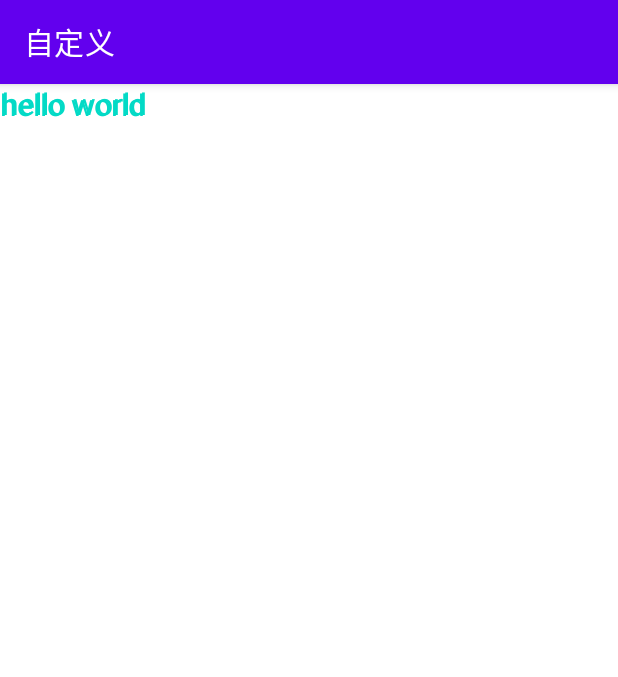
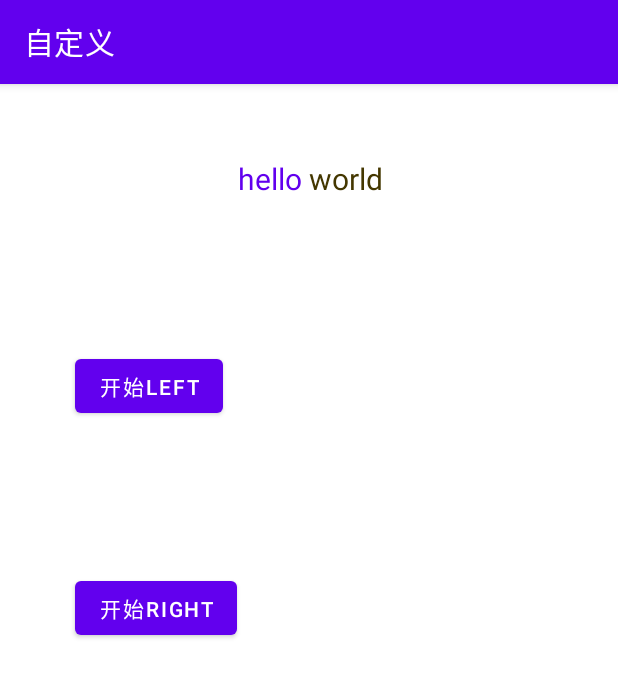
Before and after one commit to jianghu9527/DomeSummary, an Android app: the screen it shows after launch (UtilsViewPageActivity), after a tap on "字体变色效果分析", on a phone screen of 412 x 824 dp. Shown: the top 677 px of the screen. Run offline under Robolectric (Android 15) with nearby library versions, the phone set to English and light mode, and no system bars.

Commit message:
完成字体变色

```diff
--- a/app/src/main/AndroidManifest.xml
+++ b/app/src/main/AndroidManifest.xml
@@ -20,7 +20,7 @@
 
         <activity android:name=".ui.QQActivity" />
         <activity android:name=".ui.UtilsViewPageActivity" />
-
+        <activity android:name=".ui.ProgressActivity" />
 
     </application>
 
--- a/app/src/main/java/com/cd/ruileda/cc/day01/ui/MainActivity.java
+++ b/app/src/main/java/com/cd/ruileda/cc/day01/ui/MainActivity.java
@@ -42,7 +42,7 @@ public class MainActivity extends AppCompatActivity {
     public  List<String>  getData (){
         mdata.add("QQ计步器");
         mdata.add("字体变色效果分析");
-        mdata.add("1222");
+        mdata.add("进度条");
         return mdata;
     }
 
@@ -56,7 +56,9 @@ public class MainActivity extends AppCompatActivity {
             case "字体变色效果分析":
                 getonitem(UtilsViewPageActivity.class);
                 break;
-
+            case "进度条":
+                getonitem(ProgressActivity.class);
+                break;
         }
 
     }
--- a/app/src/main/java/com/cd/ruileda/cc/day01/ui/UtilsViewPageActivity.java
+++ b/app/src/main/java/com/cd/ruileda/cc/day01/ui/UtilsViewPageActivity.java
@@ -1,21 +1,83 @@
 package com.cd.ruileda.cc.day01.ui;
 
+import android.animation.ObjectAnimator;
+import android.animation.ValueAnimator;
 import android.os.Bundle;
+import android.text.style.UpdateAppearance;
+import android.view.View;
+import android.widget.Button;
 
 import androidx.annotation.Nullable;
 import androidx.appcompat.app.AppCompatActivity;
 
 import com.cd.ruileda.cc.day01.R;
+import com.cd.ruileda.cc.day01.widget.ColorTrackTextView;
 
+
+/**
+ * 字体变色效果分析
+ */
 public class UtilsViewPageActivity  extends AppCompatActivity {
 
 
+    Button startsleft,startsright;
+    ColorTrackTextView mColorTrackTextView;
     @Override
     protected void onCreate(@Nullable Bundle savedInstanceState) {
         super.onCreate(savedInstanceState);
        setContentView(R.layout.item_utilsviewpage);
 
+        mColorTrackTextView= findViewById(R.id.colortracktextview);
+
+        startsleft= findViewById(R.id.startbuts_left);
+        startsleft.setOnClickListener(new View.OnClickListener() {
+            @Override
+            public void onClick(View view) {
+
+                lefttoRight();
+
+            }
+        });
+
+        startsright= findViewById(R.id.startbuts_right);
+        startsright.setOnClickListener(new View.OnClickListener() {
+            @Override
+            public void onClick(View view) {
+                Righttoleft();
+            }
+        });
+
+    }
 
 
+
+    public void  lefttoRight(){
+        mColorTrackTextView.setDirection(ColorTrackTextView.Direction.LEFT_TO_RIGHT);
+        ValueAnimator  valueAnimator=  ObjectAnimator.ofFloat(0,1);
+        valueAnimator.setDuration(2000);
+        valueAnimator.addUpdateListener(new ValueAnimator.AnimatorUpdateListener() {
+            @Override
+            public void onAnimationUpdate(ValueAnimator valueAnimator) {
+                  float current= (float) valueAnimator.getAnimatedValue();
+
+                mColorTrackTextView.setCurrentProgress(current);
+            }
+        });
+        valueAnimator.start();
+    }
+
+    public void  Righttoleft(){
+        mColorTrackTextView.setDirection(ColorTrackTextView.Direction.RIGHT_TO_LEFT);
+        ValueAnimator  valueAnimator=  ObjectAnimator.ofFloat(0,1);
+        valueAnimator.setDuration(2000);
+        valueAnimator.addUpdateListener(new ValueAnimator.AnimatorUpdateListener() {
+            @Override
+            public void onAnimationUpdate(ValueAnimator valueAnimator) {
+                float current= (float) valueAnimator.getAnimatedValue();
+
+                mColorTrackTextView.setCurrentProgress(current);
+            }
+        });
+        valueAnimator.start();
     }
 }
--- a/app/src/main/java/com/cd/ruileda/cc/day01/widget/ColorTrackTextView.java
+++ b/app/src/main/java/com/cd/ruileda/cc/day01/widget/ColorTrackTextView.java
@@ -27,7 +27,7 @@ public class ColorTrackTextView  extends TextView {
     Paint   mChangePaint;
 
 //    两种颜色变化  进度
-    float mCurrentProgress=0f;
+    float mCurrentProgress=0.5f;
 
     // 2.实现不同朝向
     private Direction mDirection = Direction.LEFT_TO_RIGHT;
@@ -54,15 +54,12 @@ public class ColorTrackTextView  extends TextView {
 
     private  void initPaint(Context context,AttributeSet attrs){
 
-
         TypedArray  array= context.obtainStyledAttributes(attrs, R.styleable.ColorTrackTextView);
-
         int   changeColor=   array.getColor(R.styleable.ColorTrackTextView_changeColor,getTextColors().getDefaultColor());
       int  originColor  =  array.getColor(R.styleable.ColorTrackTextView_originColor,getTextColors().getDefaultColor());
 
         mOriginPaint = getPaintByColor(originColor);
         mChangePaint = getPaintByColor(changeColor);
-
         // 回收
         array.recycle();
 
@@ -87,20 +84,56 @@ public class ColorTrackTextView  extends TextView {
 
     @Override
     protected void onDraw(Canvas canvas) {
-        super.onDraw(canvas);
-           String text=  getText().toString();
-        Rect   bounds=new Rect();
-        mChangePaint.getTextBounds(text,0,text.length(),bounds);
-        //字体宽度
-            int x=   getWidth()/2-bounds.width()/2;
-            Paint.FontMetricsInt fontMetrics=mChangePaint.getFontMetricsInt();
+        // super.onDraw(canvas);
+//         canvas.clipRect(); // 裁剪区域
+        // 根据进度把中间值算出来
+        int middle = (int) (mCurrentProgress * getWidth());
 
-            int dy= (fontMetrics.bottom-fontMetrics.top)/2-fontMetrics.bottom;
-               int baseLine=   getHeight()/2+dy;
-        canvas.drawText(text,x,baseLine,mChangePaint);
+        // 从左变到右
+        if(mDirection == Direction.LEFT_TO_RIGHT) {  // 左边是红色右边是黑色
+            // 绘制变色
+            drawText(canvas, mChangePaint , 0, middle);
+            drawText(canvas, mOriginPaint, middle, getWidth());
+        }else{
+            // 右边是红色左边是黑色
+            drawText(canvas, mChangePaint, getWidth()-middle, getWidth());
+            // 绘制变色
+            drawText(canvas, mOriginPaint, 0, getWidth()-middle);
+        }
+    }
 
 
+    public void drawText(Canvas canvas,Paint paint,int start,int end){
+        canvas.save();
+        // 绘制不变色
+        Rect rect = new Rect(start, 0, end, getHeight());
+        canvas.clipRect(rect);
+        // 我们自己来画
+        String text = getText().toString();
+        Rect bounds = new Rect();
+        paint.getTextBounds(text, 0, text.length(), bounds);
+        // 获取字体的宽度
+        int x = getWidth() / 2 - bounds.width() / 2;
+        // 基线baseLine
+        Paint.FontMetricsInt fontMetrics = paint.getFontMetricsInt();
+        int dy = (fontMetrics.bottom - fontMetrics.top) / 2 - fontMetrics.bottom;
+        int baseLine = getHeight() / 2 + dy;
+        canvas.drawText(text, x, baseLine, paint);// 这么画其实还是只有一种颜色
+        canvas.restore();
+    }
+
+    public void setDirection(Direction  direction){
+       this.mDirection=direction;
+    }
 
 
+    public void setCurrentProgress( float CurrentProgress){
+        this.mCurrentProgress=CurrentProgress;
+        invalidate();
+    }
+
+
+    public void setOriginColor(int originColor) {
+        this.mOriginPaint.setColor(originColor);
     }
 }
--- a/app/src/main/res/layout/item_utilsviewpage.xml
+++ b/app/src/main/res/layout/item_utilsviewpage.xml
@@ -1,18 +1,35 @@
 <?xml version="1.0" encoding="utf-8"?>
 <LinearLayout xmlns:android="http://schemas.android.com/apk/res/android"
     android:layout_width="match_parent"
+    xmlns:app="http://schemas.android.com/apk/res-auto"
     android:orientation="vertical"
     android:layout_height="match_parent">
 
 
 
 <com.cd.ruileda.cc.day01.widget.ColorTrackTextView
+    android:id="@+id/colortracktextview"
     android:textColor="@color/design_default_color_secondary"
     android:textSize="20sp"
     android:text="hello world"
+    android:layout_margin="50dp"
+    android:layout_gravity="center"
     android:layout_width="wrap_content"
+    app:originColor="@color/purple_704"
+    app:changeColor="@color/purple_500"
     android:layout_height="wrap_content"/>
 
 
-
+    <Button
+        android:id="@+id/startbuts_left"
+        android:layout_width="wrap_content"
+        android:text="开始left"
+       android:layout_margin="50dp"
+        android:layout_height="wrap_content"/>
+    <Button
+        android:id="@+id/startbuts_right"
+        android:layout_width="wrap_content"
+        android:layout_margin="50dp"
+        android:text="开始right"
+        android:layout_height="wrap_content"/>
 </LinearLayout>
--- /dev/null
+++ b/app/src/main/res/layout/layoutprogress.xml
@@ -0,0 +1,6 @@
+<?xml version="1.0" encoding="utf-8"?>
+<LinearLayout xmlns:android="http://schemas.android.com/apk/res/android"
+    android:layout_width="match_parent"
+    android:layout_height="match_parent">
+
+</LinearLayout>
--- a/app/src/main/res/values/colors.xml
+++ b/app/src/main/res/values/colors.xml
@@ -11,5 +11,7 @@
     <color name="purple_701">#FF00B3</color>
     <color name="purple_702">#0037B3</color>
     <color name="purple_703">#FF3700</color>
+    <color name="purple_704">#443700</color>
+    <color name="purple_705">#113700</color>
 
 </resources>
```
Also changed, not shown: app/src/main/java/com/cd/ruileda/cc/day01/ui/ProgressActivity.java (added, +22 -0 lines).
